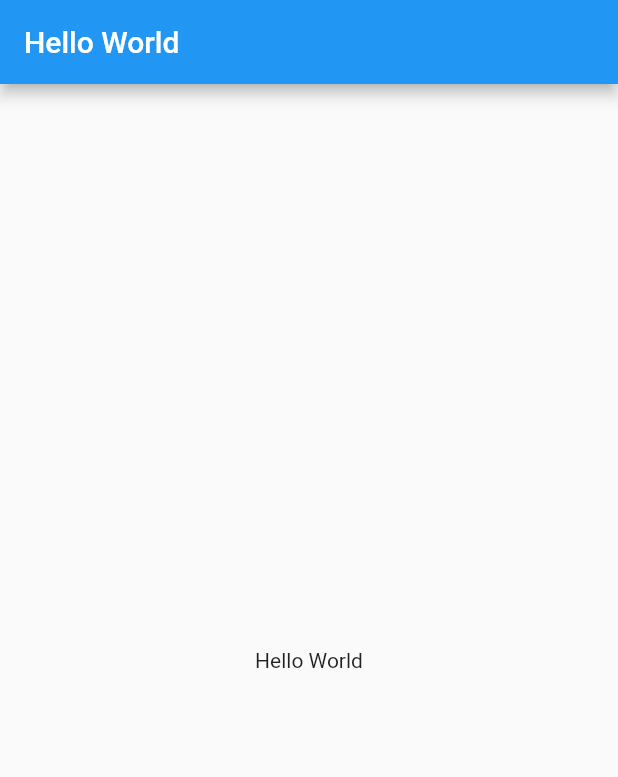
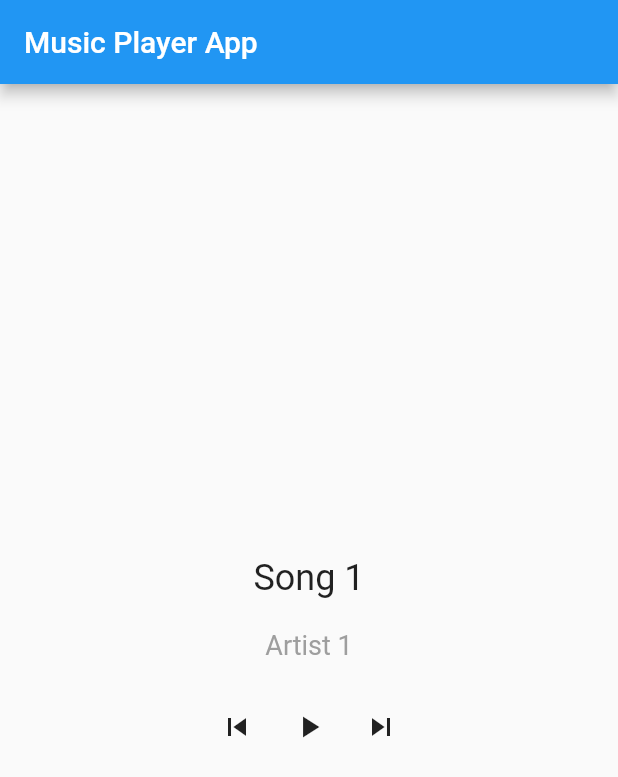
Before and after one commit to Masaya1582/Flutter_Playground, a Flutter app: the screen it shows after launch, on a phone screen of 412 x 824 dp. Shown: the top 777 px of the screen. Run offline on Flutter 3.47's test engine with Material 2 defaults, Android fonts, the phone set to English and light mode, and no system bars; our stand-ins replace audioplayers.

Commit message:
音声ファイルプレイヤー(Play Music File)

```diff
--- a/lib/main.dart
+++ b/lib/main.dart
@@ -1,32 +1,131 @@
+import 'package:audioplayers/audioplayers.dart';
 import 'package:flutter/material.dart';
 
 void main() {
-  runApp(MyApp());
+  runApp(MusicPlayerApp());
 }
 
-class MyApp extends StatelessWidget {
+class Song {
+  final String title;
+  final String artist;
+  final String audioUrl;
+
+  Song({required this.title, required this.artist, required this.audioUrl});
+}
+
+List<Song> songs = [
+  Song(
+      title: 'Song 1',
+      artist: 'Artist 1',
+      audioUrl:
+          'https://masasophi.com/wp-content/uploads/2023/08/Kokage_De_Yuttari-2Fast.mp3'),
+  Song(
+      title: 'Song 2',
+      artist: 'Artist 2',
+      audioUrl:
+          'https://masasophi.com/wp-content/uploads/2023/08/flutter_zundamon.wav'),
+  // Add more songs
+];
+
+class MusicPlayerApp extends StatelessWidget {
   @override
   Widget build(BuildContext context) {
     return MaterialApp(
-      title: 'Flutter Demo',
-      home: const MyHomePage(title: 'Hello World'),
+      title: 'Music Player App',
+      theme: ThemeData(
+        primarySwatch: Colors.blue,
+      ),
+      home: MusicPlayerHome(),
     );
   }
 }
 
-class MyHomePage extends StatelessWidget {
-  const MyHomePage({Key? key, required this.title}) : super(key: key);
+class MusicPlayerHome extends StatefulWidget {
+  @override
+  _MusicPlayerHomeState createState() => _MusicPlayerHomeState();
+}
 
-  final String title;
+class _MusicPlayerHomeState extends State<MusicPlayerHome> {
+  AudioPlayer audioPlayer = AudioPlayer();
+  bool isPlaying = false;
+  int currentIndex = 0;
+
+  void playSong(String audioUrl) async {
+    await audioPlayer.stop();
+    await audioPlayer.play(audioUrl);
+    setState(() {
+      isPlaying = true;
+    });
+  }
+
+  void pauseSong() async {
+    await audioPlayer.pause();
+    setState(() {
+      isPlaying = false;
+    });
+  }
+
+  void skipToNextSong() async {
+    if (currentIndex < songs.length - 1) {
+      currentIndex++;
+      await audioPlayer.stop();
+      await audioPlayer.play(songs[currentIndex].audioUrl);
+      setState(() {
+        isPlaying = true;
+      });
+    }
+  }
 
   @override
   Widget build(BuildContext context) {
     return Scaffold(
-      appBar: AppBar(
-        title: Text(title),
-      ),
+      appBar: AppBar(title: Text('Music Player App')),
       body: Center(
-        child: Text('Hello World'),
+        child: Column(
+          mainAxisAlignment: MainAxisAlignment.center,
+          children: [
+            Text(
+              songs[currentIndex].title,
+              style: TextStyle(fontSize: 24),
+            ),
+            SizedBox(height: 20),
+            Text(
+              songs[currentIndex].artist,
+              style: TextStyle(fontSize: 18, color: Colors.grey),
+            ),
+            SizedBox(height: 20),
+            Row(
+              mainAxisAlignment: MainAxisAlignment.center,
+              children: [
+                IconButton(
+                  icon: Icon(Icons.skip_previous),
+                  onPressed: () {
+                    setState(() {
+                      if (currentIndex > 0) {
+                        currentIndex--;
+                        playSong(songs[currentIndex].audioUrl);
+                      }
+                    });
+                  },
+                ),
+                IconButton(
+                  icon: isPlaying ? Icon(Icons.pause) : Icon(Icons.play_arrow),
+                  onPressed: () {
+                    if (isPlaying) {
+                      pauseSong();
+                    } else {
+                      playSong(songs[currentIndex].audioUrl);
+                    }
+                  },
+                ),
+                IconButton(
+                  icon: Icon(Icons.skip_next),
+                  onPressed: skipToNextSong,
+                ),
+              ],
+            ),
+          ],
+        ),
       ),
     );
   }
--- a/pubspec.yaml
+++ b/pubspec.yaml
@@ -30,6 +30,7 @@ environment:
 dependencies:
   flutter:
     sdk: flutter
+  audioplayers: ^0.19.0
 
 
   # The following adds the Cupertino Icons font to your application.
```
Also changed, not shown: 8 other files.
